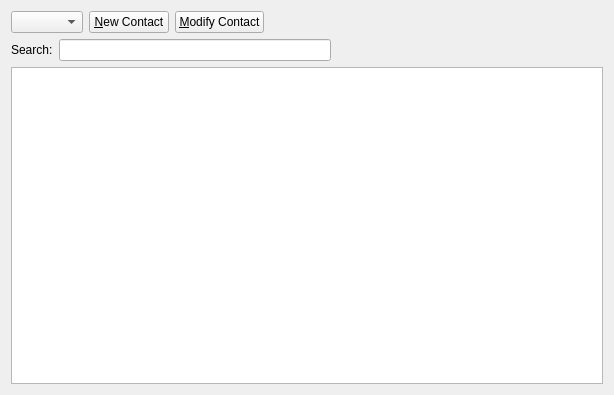
First picture: the form in client/src/contactspage.ui, repository KDAB/FatCRM, before the edit.
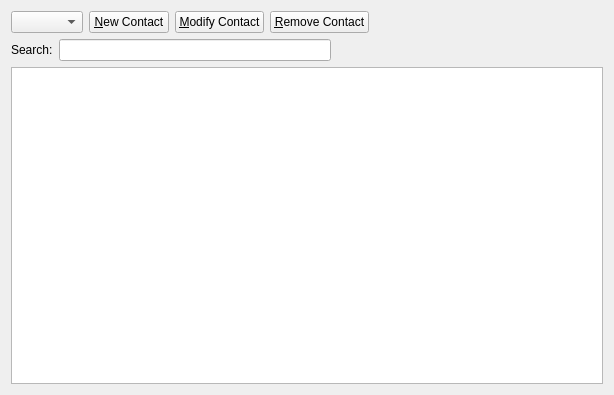
Second picture: the form after the edit. Custom widgets are drawn as their Qt base class.

What changed in the file:
```diff
--- a/client/src/contactspage.ui
+++ b/client/src/contactspage.ui
@@ -37,6 +37,13 @@
            </property>
           </widget>
          </item>
+         <item>
+          <widget class="QPushButton" name="removeContactPB">
+           <property name="text">
+            <string>&amp;Remove Contact</string>
+           </property>
+          </widget>
+         </item>
          <item>
           <spacer name="horizontalSpacer">
            <property name="orientation">
```
